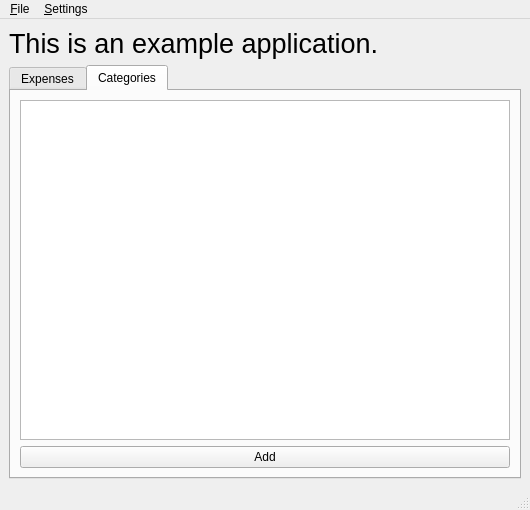
The window that source/main_window.ui (jkriege2/JKHouseholdAccounts) describes before a commit, drawn with Qt 5.
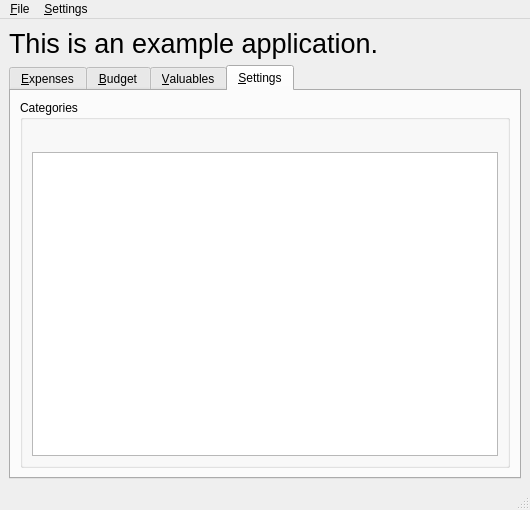
The same window after the commit.

Diff of the .ui file:
```diff
--- a/source/main_window.ui
+++ b/source/main_window.ui
@@ -28,13 +28,13 @@
      </widget>
     </item>
     <item>
-     <widget class="QTabWidget" name="tabCategories">
+     <widget class="QTabWidget" name="mainTab">
       <property name="currentIndex">
        <number>1</number>
       </property>
-      <widget class="QWidget" name="tabWidgetExpended">
+      <widget class="QWidget" name="tabExpenses">
        <attribute name="title">
-        <string>Expenses</string>
+        <string>&amp;Expenses</string>
        </attribute>
        <layout class="QGridLayout" name="gridLayout">
         <item row="0" column="0">
@@ -49,19 +49,34 @@
         </item>
        </layout>
       </widget>
-      <widget class="QWidget" name="tab">
+      <widget class="QWidget" name="tabBudget">
        <attribute name="title">
-        <string>Categories</string>
+        <string>&amp;Budget</string>
+       </attribute>
+      </widget>
+      <widget class="QWidget" name="tabValuables">
+       <attribute name="title">
+        <string>&amp;Valuables</string>
+       </attribute>
+      </widget>
+      <widget class="QWidget" name="tabCategories">
+       <attribute name="title">
+        <string>&amp;Settings</string>
        </attribute>
        <layout class="QVBoxLayout" name="verticalLayout_2">
         <item>
-         <widget class="QTableView" name="tableCategories"/>
-        </item>
-        <item>
-         <widget class="QPushButton" name="btnAddCategory">
-          <property name="text">
-           <string>Add</string>
+         <widget class="QGroupBox" name="groupBox">
+          <property name="title">
+           <string>Categories</string>
           </property>
+          <layout class="QVBoxLayout" name="verticalLayout_3">
+           <item>
+            <widget class="QToolBar" name="tbCategories" native="true"/>
+           </item>
+           <item>
+            <widget class="QTableView" name="tableCategories"/>
+           </item>
+          </layout>
          </widget>
         </item>
        </layout>
```
Left out of the diff: 15 changed lines with no effect on the pictures.
